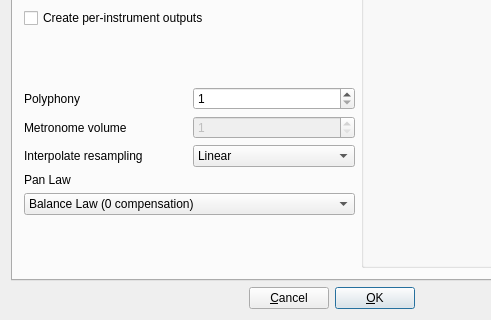
Above: src/gui/src/PreferencesDialog_UI.ui from hydrogen-music/hydrogen before the change; both pictures show x 0 to 491 and y 235 to 555 of the 664 by 555 pixel window. Below: the same form after it.
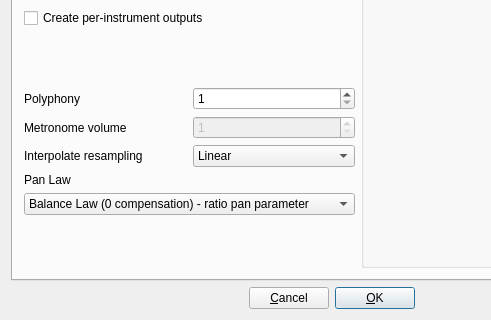
That is the form after the change. Custom widgets are drawn as their Qt base class.

Commit message: added 3 polar pan laws

What changed in the file:
```diff
--- a/src/gui/src/PreferencesDialog_UI.ui
+++ b/src/gui/src/PreferencesDialog_UI.ui
@@ -575,7 +575,7 @@
           <widget class="QComboBox" name="panLawComboBox">
            <item>
             <property name="text">
-             <string>Balance Law (0 compensation)</string>
+             <string>Balance Law (0 compensation) - ratio pan parameter</string>
             </property>
            </item>
            <item>
```
Left out of the diff: 21 changed lines with no effect on the pictures. The commit also changes 2 other files.
